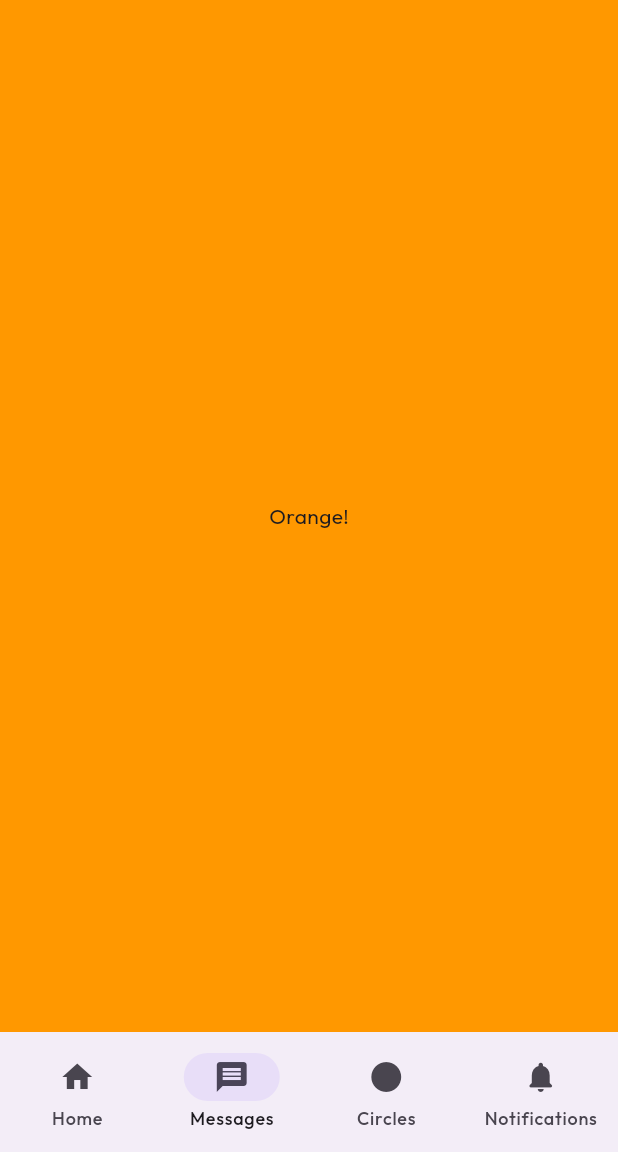
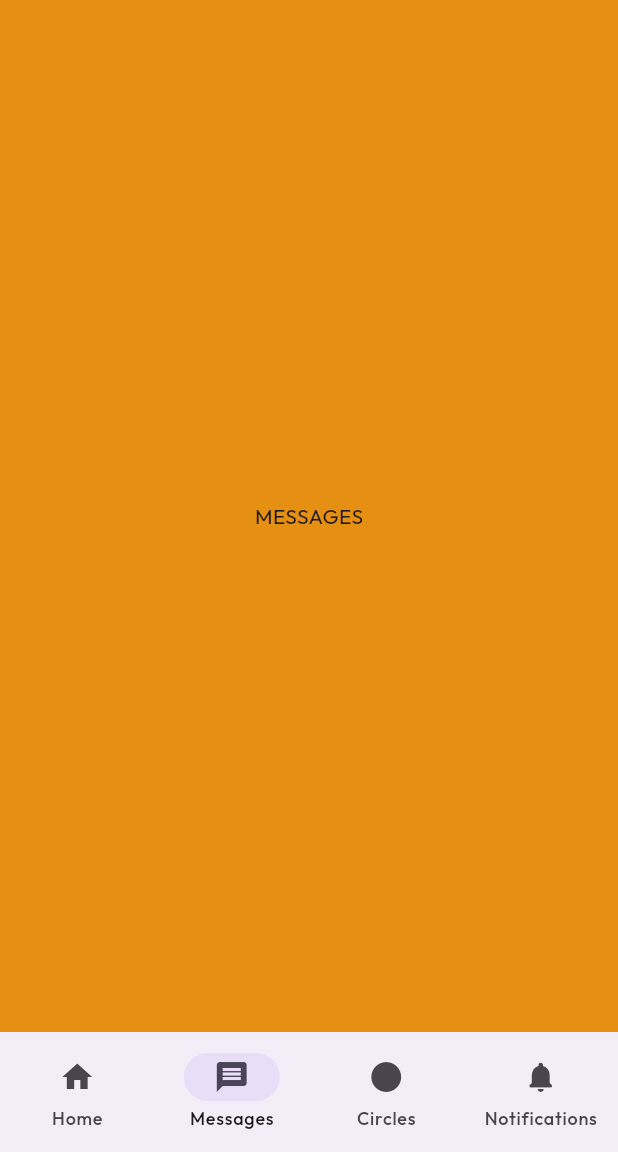
Before and after one commit to Taner-Y-Banth/gather, a Flutter app: the screen it shows after launch, item 2 of the bottom bar chosen, on a phone screen of 412 x 824 dp, the part 84-1236 px from its top. Run offline on Flutter 3.47's test engine with Material 3 defaults, Android fonts, the phone set to English and light mode, and no system bars.

```diff
--- a/gather_app/lib/pages/home.dart
+++ b/gather_app/lib/pages/home.dart
@@ -1,4 +1,5 @@
 import 'package:flutter/material.dart';
+import 'package:gather_app/pages/messages.dart';
 
 class HomePage extends StatefulWidget {
   final String title;
@@ -61,22 +62,18 @@ class _HomePageState extends State<HomePage> {
         Container(
           color: Colors.lightBlue,
           alignment: Alignment.center,
-          child: const Text('Blue!'),
+          child: const Text('HOME'),
         ),
-        Container(
-          color: Colors.orange,
-          alignment: Alignment.center,
-          child: const Text('Orange!'),
-        ),
+        const Messages(),
         Container(
           color: Colors.pink,
           alignment: Alignment.center,
-          child: const Text('Pink'),
+          child: const Text('CIRCLES'),
         ),
         Container(
           color: Colors.purple,
           alignment: Alignment.center,
-          child: const Text('Purple'),
+          child: const Text('NOTIFS'),
         ),
       ][currentPageIndex],
     );
--- a/gather_app/lib/pages/messages.dart
+++ b/gather_app/lib/pages/messages.dart
@@ -0,0 +1,14 @@
+import 'package:flutter/material.dart';
+
+class Messages extends StatelessWidget {
+  const Messages({super.key});
+
+  @override
+  Widget build(BuildContext context) {
+    return Container(
+      color: const Color.fromARGB(255, 229, 144, 18),
+      alignment: Alignment.center,
+      child: const Text('MESSAGES'),
+    );
+  }
+}
```
Also changed, not shown: gather_app/pubspec.yaml (+22 -0 lines), gather_app/logo/gather.png (added), gather_app/pubspec.lock, 51 other files.
